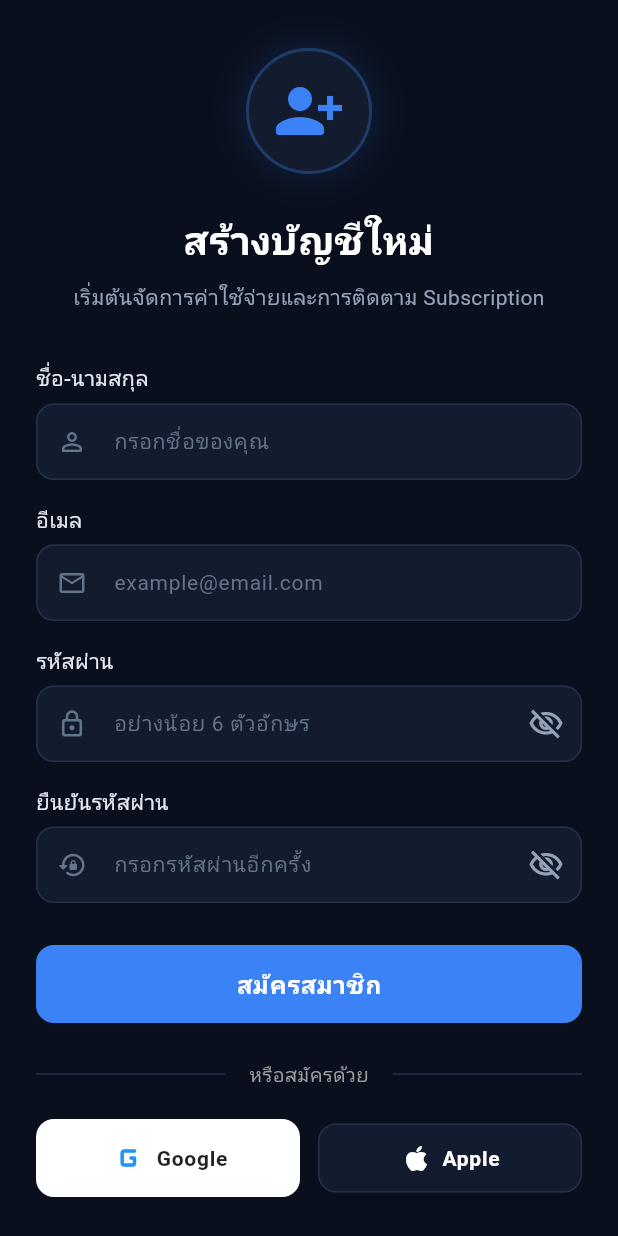
After one commit to nawaphonST1/subscription_track, a Flutter app: the RegisterScreen screen opened by its route, on a phone screen of 412 x 824 dp. The commit adds this screen. Run offline on Flutter 3.47's test engine with Material 3 defaults, Android fonts, the phone set to English and light mode, and no system bars; our stand-ins replace flutter_riverpod, fpdart, freezed_annotation, go_router, logger, riverpod_annotation; generated files the repository leaves out were written again.

Commit message:
feat(auth): implement standard registration UI, validation and routing (FE-001)

```diff
--- a/apps/mobile/lib/app/routing/app_router.dart
+++ b/apps/mobile/lib/app/routing/app_router.dart
@@ -7,6 +7,7 @@ import 'package:subscription_track/app/presentation/main_navigation_shell.dart';
 import 'package:subscription_track/app/presentation/splash_screen.dart';
 import 'package:subscription_track/app/routing/route_constants.dart';
 import 'package:subscription_track/features/auth/presentation/login_screen.dart';
+import 'package:subscription_track/features/auth/presentation/register_screen.dart';
 import 'package:subscription_track/features/notifications/presentation/notification_center_screen.dart';
 import 'package:subscription_track/features/onboarding/presentation/onboarding_screen.dart';
 import 'package:subscription_track/features/subscriptions/presentation/add_subscription_screen.dart';
@@ -80,6 +81,10 @@ final appRouterProvider = Provider<GoRouter>((ref) {
         path: RouteConstants.login,
         builder: (context, state) => const LoginScreen(),
       ),
+      GoRoute(
+        path: RouteConstants.register,
+        builder: (context, state) => const RegisterScreen(),
+      ),
       ShellRoute(
         builder: (context, state, child) => MainNavigationShell(
           child: state.uri.path == RouteConstants.dashboard ? null : child,
--- a/apps/mobile/lib/app/routing/route_constants.dart
+++ b/apps/mobile/lib/app/routing/route_constants.dart
@@ -5,6 +5,7 @@ class RouteConstants {
   static const String splash = '/splash';
   static const String onboarding = '/onboarding';
   static const String login = '/login';
+  static const String register = '/register';
 
   // Main App
   static const String dashboard = '/dashboard';
--- a/apps/mobile/lib/features/auth/data/in_memory_auth_repository.dart
+++ b/apps/mobile/lib/features/auth/data/in_memory_auth_repository.dart
@@ -75,6 +75,29 @@ class InMemoryAuthRepository implements AuthRepository {
     return right(_currentUser!);
   }
 
+    @override
+  Future<Either<Failure, User>> registerWithEmail({
+    required String email,
+    required String password,
+    String? name,
+  }) async {
+    logger.i('Mock Register with Email: $email');
+    await Future.delayed(const Duration(seconds: 1));
+
+    // สมมติว่าลงทะเบียนสำเร็จ
+    _currentUser = User(
+      id: 'mock-email-user-${DateTime.now().millisecondsSinceEpoch}',
+      email: email,
+      name: name ?? 'New User',
+      authProvider: 'email',
+      //income: 0, // เริ่มต้นด้วย 0
+      currency: 'THB',
+      creditCards: [], // เริ่มต้นไม่มีบัตร
+    );
+
+    return right(_currentUser!);
+  }
+
   @override
   Future<Either<Failure, Unit>> logout() async {
     logger.i('Logout');
--- a/apps/mobile/lib/features/auth/domain/auth_repository.dart
+++ b/apps/mobile/lib/features/auth/domain/auth_repository.dart
@@ -3,6 +3,12 @@ import 'package:subscription_track/core/errors/failures.dart';
 import 'package:subscription_track/features/auth/domain/user.dart';
 
 abstract interface class AuthRepository {
+  Future<Either<Failure, User>> registerWithEmail({
+    required String email,
+    required String password,
+    String? name,
+  });
+
   Future<Either<Failure, User>> loginWithGoogle();
 
   Future<Either<Failure, User>> loginWithApple();
--- /dev/null
+++ b/apps/mobile/lib/features/auth/presentation/register_screen.dart
@@ -0,0 +1,399 @@
+import 'package:flutter/material.dart';
+import 'package:flutter_riverpod/flutter_riverpod.dart';
+import 'package:go_router/go_router.dart';
+import 'package:subscription_track/app/routing/route_constants.dart';
+import 'package:subscription_track/features/auth/application/auth_provider.dart';
+import 'package:subscription_track/features/auth/domain/user.dart';
+
+class RegisterScreen extends ConsumerStatefulWidget {
+  const RegisterScreen({super.key});
+
+  @override
+  ConsumerState<RegisterScreen> createState() => _RegisterScreenState();
+}
+
+class _RegisterScreenState extends ConsumerState<RegisterScreen> {
+  final _formKey = GlobalKey<FormState>();
+  final _nameController = TextEditingController();
+  final _emailController = TextEditingController();
+  final _passwordController = TextEditingController();
+  final _confirmPasswordController = TextEditingController();
+
+  bool _obscurePassword = true;
+  bool _obscureConfirmPassword = true;
+
+  @override
+  void dispose() {
+    _nameController.dispose();
+    _emailController.dispose();
+    _passwordController.dispose();
+    _confirmPasswordController.dispose();
+    super.dispose();
+  }
+
+  void _onRegister() {
+    if (_formKey.currentState?.validate() ?? false) {
+      ref.read(authProvider.notifier).registerWithEmail(
+            email: _emailController.text.trim(),
+            password: _passwordController.text,
+            name: _nameController.text.trim(),
+          );
+    }
+  }
+
+  @override
+  Widget build(BuildContext context) {
+    final authState = ref.watch(authProvider);
+
+    // ดักจับเมื่อสมัครสำเร็จหรือเกิดข้อผิดพลาด
+    ref.listen<AsyncValue<User?>>(authProvider, (previous, next) {
+      if (next is AsyncError) {
+        final errorText = next.error?.toString() ?? 'การสมัครสมาชิกล้มเหลว';
+        ScaffoldMessenger.of(context).showSnackBar(
+          SnackBar(
+            content: Text(errorText),
+            backgroundColor: const Color(0xFFEF4444),
+            behavior: SnackBarBehavior.floating,
+          ),
+        );
+      } else if (next is AsyncData && next.value != null) {
+        context.go(RouteConstants.dashboard);
+      }
+    });
+
+    final isLoading = authState.isLoading;
+
+    return Scaffold(
+      backgroundColor: const Color(0xFF0A0F1D),
+      body: SafeArea(
+        child: Center(
+          child: SingleChildScrollView(
+            padding: const EdgeInsets.symmetric(
+              horizontal: 24.0,
+              vertical: 32.0,
+            ),
+            child: Form(
+              key: _formKey,
+              child: Column(
+                mainAxisAlignment: MainAxisAlignment.center,
+                crossAxisAlignment: CrossAxisAlignment.stretch,
+                children: [
+                  // --- Header Icon ---
+                  Center(
+                    child: Container(
+                      padding: const EdgeInsets.all(16),
+                      decoration: BoxDecoration(
+                        color: const Color(0xFF131C2E),
+                        shape: BoxShape.circle,
+                        border: Border.all(
+                          color: const Color(0xFF3B82F6).withValues(alpha: 0.3),
+                          width: 2,
+                        ),
+                        boxShadow: [
+                          BoxShadow(
+                            color: const Color(0xFF3B82F6).withValues(alpha: 0.15),
+                            blurRadius: 20,
+                            spreadRadius: 2,
+                          ),
+                        ],
+                      ),
+                      child: const Icon(
+                        Icons.person_add_alt_1_rounded,
+                        size: 48,
+                        color: Color(0xFF3B82F6),
+                      ),
+                    ),
+                  ),
+                  const SizedBox(height: 24),
+
+                  // --- Title & Subtitle ---
+                  const Text(
+                    'สร้างบัญชีใหม่',
+                    textAlign: TextAlign.center,
+                    style: TextStyle(
+                      fontSize: 26,
+                      fontWeight: FontWeight.bold,
+                      color: Colors.white,
+                    ),
+                  ),
+                  const SizedBox(height: 8),
+                  const Text(
+                    'เริ่มต้นจัดการค่าใช้จ่ายและการติดตาม Subscription',
+                    textAlign: TextAlign.center,
+                    style: TextStyle(fontSize: 14, color: Color(0xFF94A3B8)),
+                  ),
+                  const SizedBox(height: 32),
+
+                  // --- Name Field ---
+                  _buildInputField(
+                    controller: _nameController,
+                    label: 'ชื่อ-นามสกุล',
+                    hint: 'กรอกชื่อของคุณ',
+                    icon: Icons.person_outline_rounded,
+                    validator: (val) {
+                      if (val == null || val.trim().isEmpty) {
+                        return 'กรุณากรอกชื่อของคุณ';
+                      }
+                      return null;
+                    },
+                  ),
+                  const SizedBox(height: 16),
+
+                  // --- Email Field ---
+                  _buildInputField(
+                    controller: _emailController,
+                    label: 'อีเมล',
+                    hint: 'example@email.com',
+                    icon: Icons.email_outlined,
+                    keyboardType: TextInputType.emailAddress,
+                    validator: (val) {
+                      if (val == null || val.trim().isEmpty) {
+                        return 'กรุณากรอกอีเมล';
+                      }
+                      final emailRegex = RegExp(r'^[\w-\.]+@([\w-]+\.)+[\w-]{2,4}$');
+                      if (!emailRegex.hasMatch(val.trim())) {
+                        return 'รูปแบบอีเมลไม่ถูกต้อง';
+                      }
+                      return null;
+                    },
+                  ),
+                  const SizedBox(height: 16),
+
+                  // --- Password Field ---
+                  _buildInputField(
+                    controller: _passwordController,
+                    label: 'รหัสผ่าน',
+                    hint: 'อย่างน้อย 6 ตัวอักษร',
+                    icon: Icons.lock_outline_rounded,
+                    obscureText: _obscurePassword,
+                    suffixIcon: IconButton(
+                      icon: Icon(
+                        _obscurePassword ? Icons.visibility_off_outlined : Icons.visibility_outlined,
+                        color: const Color(0xFF94A3B8),
+                      ),
+                      onPressed: () => setState(() => _obscurePassword = !_obscurePassword),
+                    ),
+                    validator: (val) {
+                      if (val == null || val.isEmpty) {
+                        return 'กรุณากรอกรหัสผ่าน';
+                      }
+                      if (val.length < 6) {
+                        return 'รหัสผ่านต้องมีอย่างน้อย 6 ตัวอักษร';
+                      }
+                      return null;
+                    },
+                  ),
+                  const SizedBox(height: 16),
+
+                  // --- Confirm Password Field ---
+                  _buildInputField(
+                    controller: _confirmPasswordController,
+                    label: 'ยืนยันรหัสผ่าน',
+                    hint: 'กรอกรหัสผ่านอีกครั้ง',
+                    icon: Icons.lock_reset_rounded,
+                    obscureText: _obscureConfirmPassword,
+                    suffixIcon: IconButton(
+                      icon: Icon(
+                        _obscureConfirmPassword ? Icons.visibility_off_outlined : Icons.visibility_outlined,
+                        color: const Color(0xFF94A3B8),
+                      ),
+                      onPressed: () => setState(() => _obscureConfirmPassword = !_obscureConfirmPassword),
+                    ),
+                    validator: (val) {
+                      if (val != _passwordController.text) {
+                        return 'รหัสผ่านไม่ตรงกัน';
+                      }
+                      return null;
+                    },
+                  ),
+                  const SizedBox(height: 28),
+
+                  // --- Register Button ---
+                  if (isLoading)
+                    const Center(
+                      child: CircularProgressIndicator(color: Color(0xFF3B82F6)),
+                    )
+                  else
+                    ElevatedButton(
+                      onPressed: _onRegister,
+                      style: ElevatedButton.styleFrom(
+                        backgroundColor: const Color(0xFF3B82F6),
+                        foregroundColor: Colors.white,
+                        minimumSize: const Size.fromHeight(52),
+                        elevation: 0,
+                        shape: RoundedRectangleBorder(
+                          borderRadius: BorderRadius.circular(12),
+                        ),
+                      ),
+                      child: const Text(
+                        'สมัครสมาชิก',
+                        style: TextStyle(
+                          fontSize: 16,
+                          fontWeight: FontWeight.w600,
+                        ),
+                      ),
+                    ),
+
+                  const SizedBox(height: 24),
+
+                  // --- Divider ---
+                  Row(
+                    children: [
+                      const Expanded(child: Divider(color: Color(0xFF243049))),
+                      Padding(
+                        padding: const EdgeInsets.symmetric(horizontal: 16),
+                        child: Text(
+                          'หรือสมัครด้วย',
+                          style: TextStyle(
+                            fontSize: 13,
+                            color: Colors.grey.shade500,
+                          ),
+                        ),
+                      ),
+                      const Expanded(child: Divider(color: Color(0xFF243049))),
+                    ],
+                  ),
+                  const SizedBox(height: 20),
+
+                  // --- Social Sign Up (Google & Apple - FE-002) ---
+                  Row(
+                    children: [
+                      // Google Button
+                      Expanded(
+                        child: OutlinedButton(
+                          onPressed: () => ref.read(authProvider.notifier).loginWithGoogle(),
+                          style: OutlinedButton.styleFrom(
+                            backgroundColor: Colors.white,
+                            foregroundColor: Colors.black87,
+                            side: BorderSide.none,
+                            padding: const EdgeInsets.symmetric(vertical: 12),
+                            shape: RoundedRectangleBorder(
+                              borderRadius: BorderRadius.circular(12),
+                            ),
+                          ),
+                          child: const Row(
+                            mainAxisAlignment: MainAxisAlignment.center,
+                            children: [
+                              Icon(Icons.g_mobiledata_rounded, size: 28, color: Colors.blue),
+                              SizedBox(width: 4),
+                              Text('Google', style: TextStyle(fontWeight: FontWeight.w600)),
+                            ],
+                          ),
+                        ),
+                      ),
+                      const SizedBox(width: 12),
+                      // Apple Button
+                      Expanded(
+                        child: OutlinedButton(
+                          onPressed: () => ref.read(authProvider.notifier).loginWithApple(),
+                          style: OutlinedButton.styleFrom(
+                            backgroundColor: const Color(0xFF131C2E),
+                            foregroundColor: Colors.white,
+                            side: const BorderSide(color: Color(0xFF243049)),
+                            padding: const EdgeInsets.symmetric(vertical: 12),
+                            shape: RoundedRectangleBorder(
+                              borderRadius: BorderRadius.circular(12),
+                            ),
+                          ),
+                          child: const Row(
+                            mainAxisAlignment: MainAxisAlignment.center,
+                            children: [
+                              Icon(Icons.apple_rounded, size: 22),
+                              SizedBox(width: 6),
+                              Text('Apple', style: TextStyle(fontWeight: FontWeight.w600)),
+                            ],
+                          ),
+                        ),
+                      ),
+                    ],
+                  ),
+
+                  const SizedBox(height: 32),
+
+                  // --- Switch to Login Link ---
+                  Row(
+                    mainAxisAlignment: MainAxisAlignment.center,
+                    children: [
+                      const Text(
+                        'มีบัญชีอยู่แล้วใช่ไหม? ',
+                        style: TextStyle(color: Color(0xFF94A3B8)),
+                      ),
+                      GestureDetector(
+                        onTap: () => context.go(RouteConstants.login),
+                        child: const Text(
+                          'เข้าสู่ระบบ',
+                          style: TextStyle(
+                            color: Color(0xFF3B82F6),
+                            fontWeight: FontWeight.bold,
+                          ),
+                        ),
+                      ),
+                    ],
+                  ),
+                ],
+              ),
+            ),
+          ),
+        ),
+      ),
+    );
+  }
+
+  Widget _buildInputField({
+    required TextEditingController controller,
+    required String label,
+    required String hint,
+    required IconData icon,
+    TextInputType keyboardType = TextInputType.text,
+    bool obscureText = false,
+    Widget? suffixIcon,
+    String? Function(String?)? validator,
+  }) {
+    return Column(
+      crossAxisAlignment: CrossAxisAlignment.start,
+      children: [
+        Text(
+          label,
+          style: const TextStyle(
+            color: Color(0xFFE2E8F0),
+            fontSize: 14,
+            fontWeight: FontWeight.w500,
+          ),
+        ),
+        const SizedBox(height: 6),
+        TextFormField(
+          controller: controller,
+          keyboardType: keyboardType,
+          obscureText: obscureText,
+          style: const TextStyle(color: Colors.white, fontSize: 15),
+          decoration: InputDecoration(
+            hintText: hint,
+            hintStyle: const TextStyle(color: Color(0xFF64748B), fontSize: 14),
+            prefixIcon: Icon(icon, color: const Color(0xFF64748B), size: 20),
+            suffixIcon: suffixIcon,
+            filled: true,
+            fillColor: const Color(0xFF131C2E),
+            contentPadding: const EdgeInsets.symmetric(horizontal: 16, vertical: 14),
+            enabledBorder: OutlineInputBorder(
+              borderRadius: BorderRadius.circular(12),
+              borderSide: const BorderSide(color: Color(0xFF243049)),
+            ),
+            focusedBorder: OutlineInputBorder(
+              borderRadius: BorderRadius.circular(12),
+              borderSide: const BorderSide(color: Color(0xFF3B82F6), width: 1.5),
+            ),
+            errorBorder: OutlineInputBorder(
+              borderRadius: BorderRadius.circular(12),
+              borderSide: const BorderSide(color: Color(0xFFEF4444)),
+            ),
+            focusedErrorBorder: OutlineInputBorder(
+              borderRadius: BorderRadius.circular(12),
+              borderSide: const BorderSide(color: Color(0xFFEF4444), width: 1.5),
+            ),
+          ),
+          validator: validator,
+        ),
+      ],
+    );
+  }
+}
```
Also changed, not shown: apps/mobile/lib/features/auth/application/auth_provider.dart (+17 -0 lines), apps/mobile/lib/features/auth/presentation/login_screen.dart (+22 -0 lines), apps/mobile/pubspec.lock, 2 other files.
